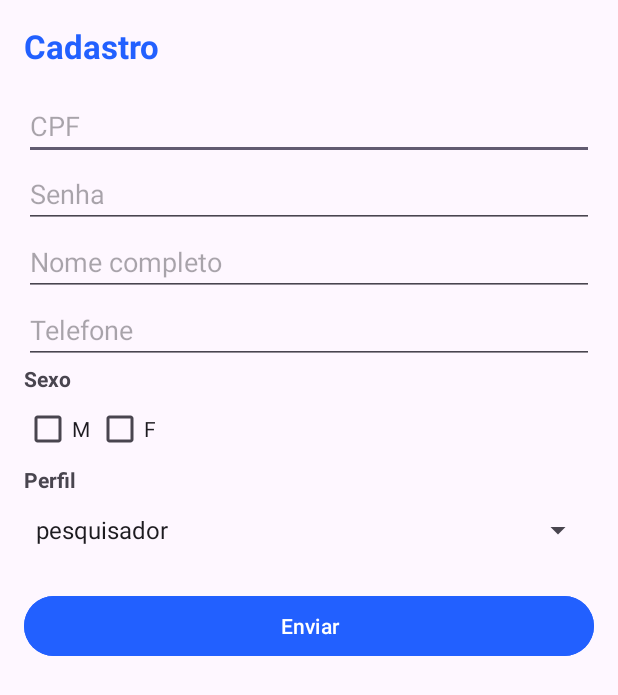
After one commit to JoaoV1821/equilibrium-mobile, an Android app: the Cadastro screen opened directly, with no data from a screen before it, on a phone screen of 412 x 824 dp. The commit adds this screen. Shown: the top 695 px of the screen. Run offline under Robolectric (Android 15) with nearby library versions, the phone set to English and light mode, and no system bars; Roboto replaces fonts that are not available here.

Commit message:
Implementação de cadastro de pessoas

```diff
--- a/app/build.gradle.kts
+++ b/app/build.gradle.kts
@@ -33,6 +33,9 @@ android {
     kotlinOptions {
         jvmTarget = "1.8"
     }
+    buildFeatures {
+        viewBinding = true
+    }
 }
 
 dependencies {
@@ -47,6 +50,8 @@ dependencies {
     // gson converter
     implementation(libs.converter.gson)
     implementation(libs.logging.interceptor)
+    implementation(libs.androidx.navigation.fragment.ktx)
+    implementation(libs.androidx.navigation.ui.ktx)
     testImplementation(libs.junit)
     androidTestImplementation(libs.androidx.junit)
     androidTestImplementation(libs.androidx.espresso.core)
--- /dev/null
+++ b/app/src/main/java/com/ufpr/equilibrium/Cadastro.kt
@@ -0,0 +1,102 @@
+package com.ufpr.equilibrium
+
+import android.content.Intent
+import android.os.Bundle
+import android.util.Log
+import android.view.View
+import android.widget.AdapterView
+import android.widget.ArrayAdapter
+import android.widget.Button
+import android.widget.CheckBox
+import android.widget.EditText
+import android.widget.Spinner
+import android.widget.Toast
+import androidx.activity.enableEdgeToEdge
+
+import androidx.appcompat.app.AppCompatActivity
+import retrofit2.Call
+import retrofit2.Callback
+import retrofit2.Response
+
+class Cadastro : AppCompatActivity() {
+
+
+    private lateinit var cpf: EditText
+    private lateinit var senha: EditText
+    private lateinit var nome: EditText
+    private lateinit var telefone: EditText
+    private lateinit var perfil: String
+    private  lateinit var checkM: CheckBox
+
+
+    override fun onCreate(savedInstanceState: Bundle?) {
+        super.onCreate(savedInstanceState)
+        enableEdgeToEdge()
+
+        setContentView(R.layout.activity_cadastro)
+
+        val spinnerPerfil: Spinner = findViewById(R.id.spinnerPerfil)
+        val opcoesPerfil = arrayOf("pesquisador", "paciente", "profissional")
+        val adapter = ArrayAdapter(this, android.R.layout.simple_spinner_dropdown_item, opcoesPerfil)
+        spinnerPerfil.adapter = adapter
+
+        spinnerPerfil.onItemSelectedListener = object : AdapterView.OnItemSelectedListener {
+            override fun onItemSelected(parent: AdapterView<*>, view: View?, position: Int, id: Long) {
+                val itemSelecionado = parent.getItemAtPosition(position).toString()
+                perfil = itemSelecionado
+            }
+
+            override fun onNothingSelected(parent: AdapterView<*>) {
+
+            }
+        }
+
+
+        val btnEnviar = findViewById<Button>(R.id.enviar);
+
+        cpf = findViewById(R.id.cpf);
+        senha = findViewById(R.id.senha)
+        nome = findViewById(R.id.nome)
+        telefone = findViewById(R.id.telefone)
+        checkM = findViewById(R.id.checkMasculino)
+
+        btnEnviar.setOnClickListener {
+            cadastrar()
+        }
+
+    }
+
+
+    private fun cadastrar() {
+        val api = RetrofitClient.instancePessoasAPI
+
+        val usuario = Usuario(
+            cpf.text.toString(),
+            nome.text.toString(),
+            senha.text.toString(),
+            telefone.text.toString(),
+            if (checkM.isChecked) "M" else "F",
+            perfil
+        )
+
+        val call = api.postPessoas(usuario)
+
+        call.enqueue(object : Callback<Usuario> {
+            override fun onResponse(call: Call<Usuario>, response: Response<Usuario>) {
+                if (response.isSuccessful) {
+                    Toast.makeText(
+                        applicationContext,
+                        "Cadastro realizado com sucesso !",
+                        Toast.LENGTH_SHORT
+                    ).show()
+                    println(response)
+
+                }
+            }
+
+            override fun onFailure(call: Call<Usuario>, t: Throwable) {
+                Log.e("Erro", "Falha ao cadastrar", t)
+            }
+        })
+      }
+    }
--- /dev/null
+++ b/app/src/main/res/layout/activity_cadastro.xml
@@ -0,0 +1,100 @@
+<?xml version="1.0" encoding="utf-8"?>
+<ScrollView xmlns:android="http://schemas.android.com/apk/res/android"
+    android:layout_width="match_parent"
+    android:layout_height="match_parent"
+    android:padding="16dp">
+
+    <LinearLayout
+        android:layout_width="match_parent"
+        android:layout_height="wrap_content"
+        android:orientation="vertical">
+
+        <!-- Título -->
+        <TextView
+            android:layout_width="wrap_content"
+            android:layout_height="wrap_content"
+            android:text="Cadastro"
+            android:textSize="22sp"
+            android:textStyle="bold"
+            android:textColor="@color/blue"
+            android:paddingBottom="16dp"/>
+
+        <!-- Campos de entrada -->
+        <EditText
+            android:id="@+id/cpf"
+            android:layout_width="match_parent"
+            android:layout_height="wrap_content"
+            android:hint="CPF"
+            android:inputType="number"/>
+
+        <EditText
+            android:id="@+id/senha"
+            android:layout_width="match_parent"
+            android:layout_height="wrap_content"
+            android:hint="Senha"
+            android:inputType="textPassword"/>
+
+
+        <EditText
+            android:id="@+id/nome"
+            android:layout_width="match_parent"
+            android:layout_height="wrap_content"
+            android:hint="Nome completo"/>
+
+        <EditText
+            android:id="@+id/telefone"
+            android:layout_width="match_parent"
+            android:layout_height="wrap_content"
+            android:hint="Telefone"
+            android:inputType="phone"/>
+
+        <!-- Sexo com CheckBoxes -->
+        <TextView
+            android:layout_width="wrap_content"
+            android:layout_height="wrap_content"
+            android:text="Sexo"
+            android:textStyle="bold"/>
+
+        <LinearLayout
+            android:layout_width="wrap_content"
+            android:layout_height="wrap_content"
+            android:orientation="horizontal">
+
+            <CheckBox
+                android:id="@+id/checkMasculino"
+                android:layout_width="wrap_content"
+                android:layout_height="wrap_content"
+                android:text="M"/>
+
+            <CheckBox
+                android:id="@+id/checkFeminino"
+                android:layout_width="wrap_content"
+                android:layout_height="wrap_content"
+                android:text="F"/>
+        </LinearLayout>
+
+        <!-- Perfil como ComboBox (Spinner) -->
+        <TextView
+            android:layout_width="wrap_content"
+            android:layout_height="wrap_content"
+            android:text="Perfil"
+            android:id="@+id/perfil"
+            android:textStyle="bold"/>
+
+        <Spinner
+            android:id="@+id/spinnerPerfil"
+            android:layout_width="match_parent"
+            android:layout_height="wrap_content"/>
+
+        <!-- Botão de Enviar -->
+        <Button
+            android:id="@+id/enviar"
+            android:layout_width="match_parent"
+            android:layout_height="wrap_content"
+            android:text="Enviar"
+            android:backgroundTint="@color/blue"
+            android:textColor="@android:color/white"
+            android:layout_marginTop="16dp"/>
+
+    </LinearLayout>
+</ScrollView>
--- /dev/null
+++ b/app/src/main/res/values-land/dimens.xml
@@ -0,0 +1,3 @@
+<resources>
+    <dimen name="fab_margin">48dp</dimen>
+</resources>
--- /dev/null
+++ b/app/src/main/res/values-w1240dp/dimens.xml
@@ -0,0 +1,3 @@
+<resources>
+    <dimen name="fab_margin">200dp</dimen>
+</resources>
--- /dev/null
+++ b/app/src/main/res/values-w600dp/dimens.xml
@@ -0,0 +1,3 @@
+<resources>
+    <dimen name="fab_margin">48dp</dimen>
+</resources>
--- a/app/src/main/res/values/colors.xml
+++ b/app/src/main/res/values/colors.xml
@@ -2,4 +2,5 @@
 <resources>
     <color name="black">#FF000000</color>
     <color name="white">#FFFFFFFF</color>
+    <color name="blue">#2260FF</color>
 </resources>
--- /dev/null
+++ b/app/src/main/res/values/dimens.xml
@@ -0,0 +1,3 @@
+<resources>
+    <dimen name="fab_margin">16dp</dimen>
+</resources>
--- a/app/src/main/res/values/styles.xml
+++ b/app/src/main/res/values/styles.xml
@@ -5,4 +5,8 @@
         <item name="android:textColor">#2260FF</item>
     </style>
 
+    <style name="Theme.MyApp" parent="Theme.Material3.Light">
+
+    </style>
+
 </resources>
--- a/gradle/libs.versions.toml
+++ b/gradle/libs.versions.toml
@@ -11,6 +11,8 @@ material = "1.12.0"
 activity = "1.9.3"
 constraintlayout = "2.1.4"
 retrofit = "2.9.0"
+navigationFragmentKtx = "2.8.7"
+navigationUiKtx = "2.8.7"
 
 [libraries]
 androidx-core-ktx = { group = "androidx.core", name = "core-ktx", version.ref = "coreKtx" }
@@ -24,6 +26,8 @@ material = { group = "com.google.android.material", name = "material", version.r
 androidx-activity = { group = "androidx.activity", name = "activity", version.ref = "activity" }
 androidx-constraintlayout = { group = "androidx.constraintlayout", name = "constraintlayout", version.ref = "constraintlayout" }
 retrofit = { module = "com.squareup.retrofit2:retrofit", version.ref = "retrofit" }
+androidx-navigation-fragment-ktx = { group = "androidx.navigation", name = "navigation-fragment-ktx", version.ref = "navigationFragmentKtx" }
+androidx-navigation-ui-ktx = { group = "androidx.navigation", name = "navigation-ui-ktx", version.ref = "navigationUiKtx" }
 
 [plugins]
 android-application = { id = "com.android.application", version.ref = "agp" }
```
Also changed, not shown: app/src/main/AndroidManifest.xml (+10 -6 lines), app/src/main/java/com/ufpr/equilibrium/MainActivity.kt (+9 -2 lines), app/src/main/java/com/ufpr/equilibrium/PessoasAPI.kt (+8 -0 lines), app/src/main/res/layout/activity_main.xml (+14 -1 lines), app/src/main/res/layout/fragment_first.xml (added, +35 -0 lines), app/src/main/res/layout/fragment_second.xml (added, +35 -0 lines), app/src/main/res/navigation/nav_graph.xml (added, +28 -0 lines), app/src/main/res/values/strings.xml (+42 -0 lines).
